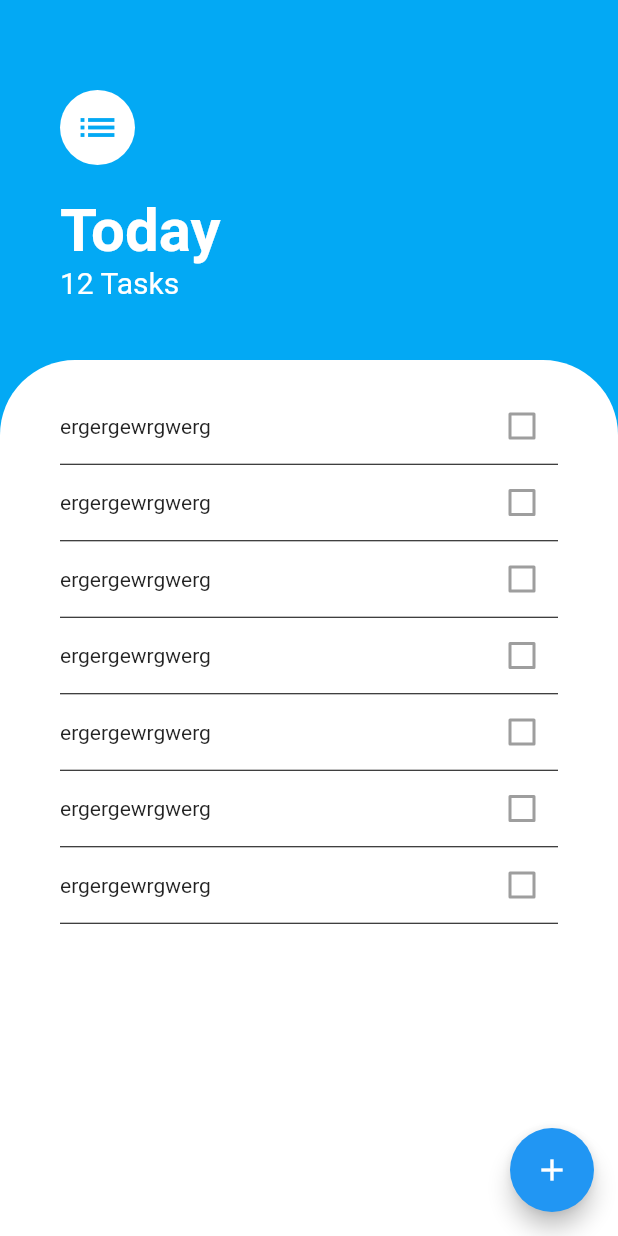
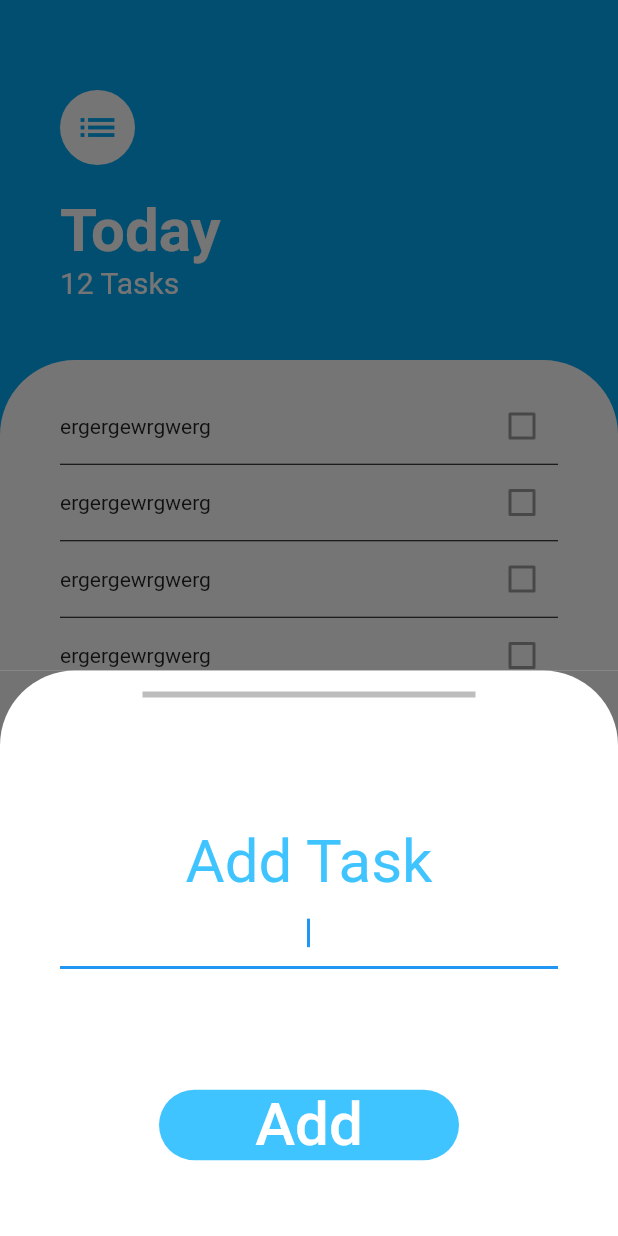
Before and after one commit to AbdulazizAlasiri/todos-app, a Flutter app: the screen it shows after launch, after a tap on the "add" icon, on a phone screen of 412 x 824 dp. Run offline on Flutter 3.47's test engine with Material 2 defaults, Android fonts, the phone set to English and light mode, and no system bars.

Commit message:
Adding BottomSheet

```diff
--- /dev/null
+++ b/lib/screens/add_task_screen.dart
@@ -0,0 +1,56 @@
+import 'package:flutter/material.dart';
+
+class AddTaskScreen extends StatelessWidget {
+  @override
+  Widget build(BuildContext context) {
+    return Container(
+      color: Colors.black54,
+      child: Container(
+        decoration: BoxDecoration(
+          color: Colors.white,
+          borderRadius: BorderRadius.only(
+            topLeft: Radius.circular(50),
+            topRight: Radius.circular(50),
+          ),
+        ),
+        padding: EdgeInsets.only(top: 8, left: 40, right: 40, bottom: 50),
+        child: Column(
+          children: [
+            Divider(
+              color: Colors.grey.shade400,
+              thickness: 4,
+              indent: 55,
+              endIndent: 55,
+            ),
+            SizedBox(
+              height: 80,
+            ),
+            Text(
+              'Add Task',
+              style: TextStyle(
+                  color: Colors.lightBlueAccent,
+                  fontSize: 40,
+                  fontWeight: FontWeight.w400),
+            ),
+            TextField(
+              autofocus: true,
+              textAlign: TextAlign.center,
+            ),
+            SizedBox(height: 80),
+            FlatButton(
+              minWidth: 200,
+              shape: RoundedRectangleBorder(
+                  borderRadius: new BorderRadius.circular(30.0)),
+              onPressed: () {},
+              child: Text(
+                'Add',
+                style: TextStyle(fontSize: 40, color: Colors.white),
+              ),
+              color: Colors.lightBlueAccent,
+            )
+          ],
+        ),
+      ),
+    );
+  }
+}
--- a/lib/screens/todos_screen.dart
+++ b/lib/screens/todos_screen.dart
@@ -1,5 +1,6 @@
 import 'package:flutter/material.dart';
 import 'package:todoey_flutter/utlity/todo.dart';
+import 'package:todoey_flutter/screens/add_task_screen.dart';
 
 class TodosScreen extends StatefulWidget {
   @override
@@ -21,7 +22,16 @@ class _TodosScreenState extends State<TodosScreen> {
   Widget build(BuildContext context) {
     return Scaffold(
       floatingActionButton: FloatingActionButton(
-        onPressed: () {},
+        onPressed: () {
+          showModalBottomSheet(
+              context: context,
+              isScrollControlled: true,
+              builder: (context) => SingleChildScrollView(
+                  child: Container(
+                      padding: EdgeInsets.only(
+                          bottom: MediaQuery.of(context).viewInsets.bottom),
+                      child: AddTaskScreen())));
+        },
         child: Icon(Icons.add),
       ),
       backgroundColor: Colors.lightBlue,
```
